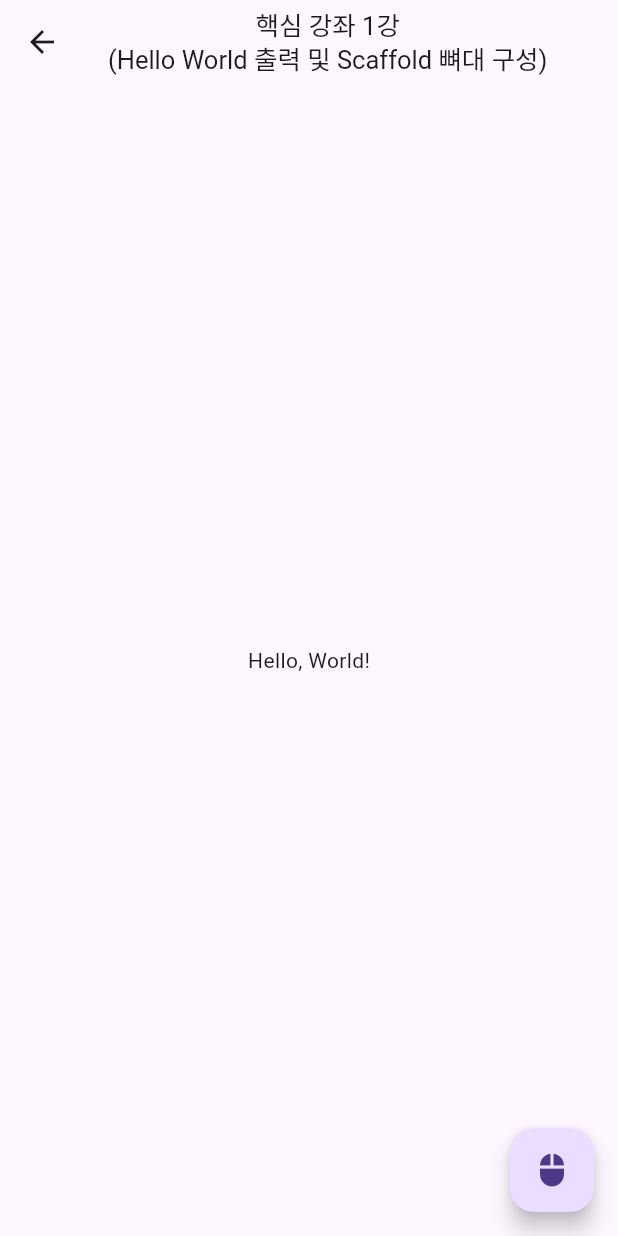
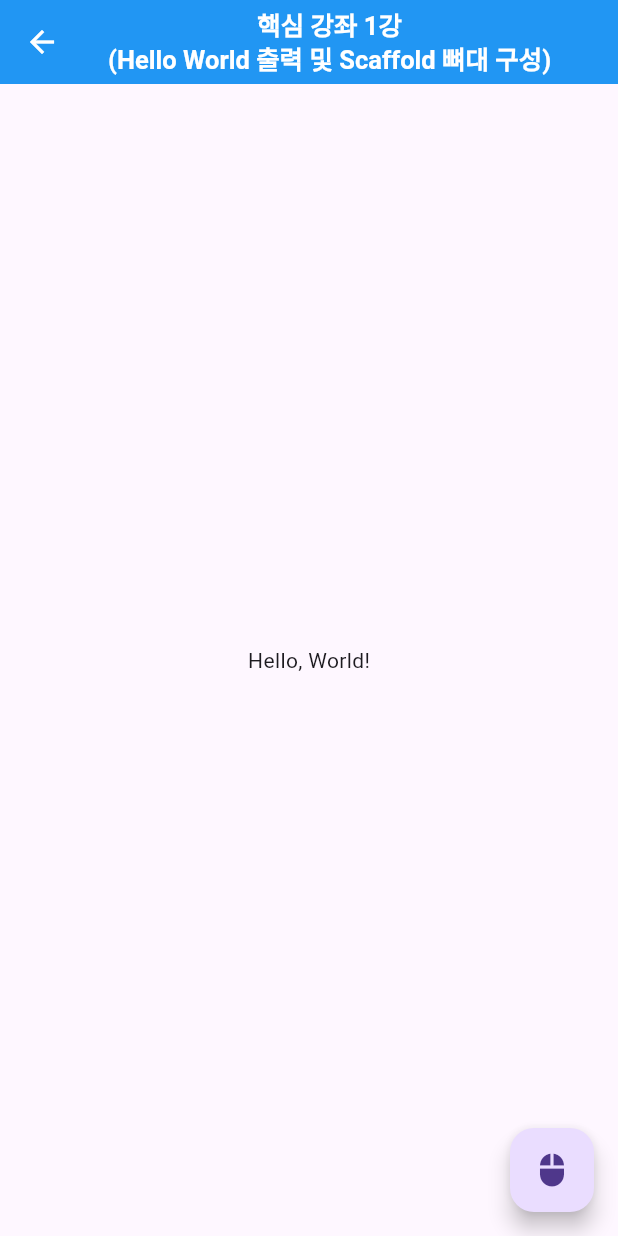
Before and after one commit to shinseunguk/Flutter-Demo, a Flutter app: the screen it shows after launch, after a tap on "핵심 강좌 1강 (Hello World 출력 및 Scaffold 뼈대 구", on a phone screen of 412 x 824 dp. Run offline on Flutter 3.47's test engine with Material 3 defaults, Android fonts, the phone set to English and light mode, and no system bars.

```diff
--- a/lib/screens/hello_word_page.dart
+++ b/lib/screens/hello_word_page.dart
@@ -6,12 +6,17 @@ class HelloWorldPage extends StatelessWidget {
   Widget build(BuildContext context) {
     return Scaffold(
       appBar: AppBar(
-        centerTitle: true,
+        iconTheme: const IconThemeData(color: Colors.white), // 뒤로가기 아이콘 색상 설정
         title: const Text(
           "핵심 강좌 1강\n(Hello World 출력 및 Scaffold 뼈대 구성)",
           textAlign: TextAlign.center,
-          style: TextStyle(fontSize: 17), // 글자크기 조절
+          style: TextStyle(
+            color: Colors.white,
+            fontWeight: FontWeight.bold, // 텍스트를 굵게 처리
+            fontSize: 17, // 글자크기 조절
+          ),
         ),
+        backgroundColor: Colors.blue, // 원하는 색상으로 변경
       ),
       // drawer: Drawer(
       //   child: ListView(
--- a/lib/screens/main_list_page.dart
+++ b/lib/screens/main_list_page.dart
@@ -1,11 +1,12 @@
 import 'package:flutter/material.dart';
 import 'hello_word_page.dart';
 import 'placeholder_page.dart';
+import 'column_row_table_page.dart';
 
 class MainListPage extends StatelessWidget {
   final List<String> items = [
     '핵심 강좌 1강 (Hello World 출력 및 Scaffold 뼈대 구성)',
-    // 'State Management',
+    '핵심 강좌 2강 (Column, Row 테이블 구성)',
     // 'Networking',
     // 'Database Integration',
     // 'Animations',
@@ -16,7 +17,7 @@ class MainListPage extends StatelessWidget {
 
   final Map<String, Widget> screens = {
     '핵심 강좌 1강 (Hello World 출력 및 Scaffold 뼈대 구성)': HelloWorldPage(),
-    // 'State Management': PlaceholderPage(),
+    '핵심 강좌 2강 (Column, Row 테이블 구성)': ColumnRowTablePage(),
     // 'Networking': PlaceholderPage(),
     // 'Database Integration': PlaceholderPage(),
     // 'Animations': PlaceholderPage(),
@@ -28,7 +29,16 @@ class MainListPage extends StatelessWidget {
   @override
   Widget build(BuildContext context) {
     return Scaffold(
-      appBar: AppBar(title: Text('플러터(Flutter) 앱 개발')),
+      appBar: AppBar(
+        title: const Text(
+          '플러터(Flutter) 앱 개발',
+          style: TextStyle(
+            color: Colors.white,
+            fontWeight: FontWeight.bold, // 텍스트를 굵게 처리
+          ),
+        ),
+        backgroundColor: Colors.blue, // 원하는 색상으로 변경
+      ),
       body: ListView.builder(
         itemCount: items.length,
         itemBuilder: (context, index) {
```
Also changed, not shown: lib/screens/column_row_table_page.dart (added, +90 -0 lines).
